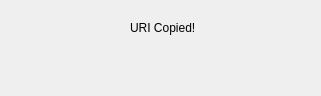
Qt form client/uri.ui (SimoneDutto/CollaborativeEditor) before a commit.
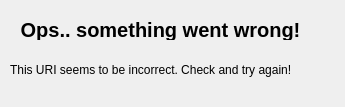
The same form after that commit.

What changed in the file:
```diff
--- a/client/uri.ui
+++ b/client/uri.ui
@@ -6,8 +6,8 @@
    <rect>
     <x>0</x>
     <y>0</y>
-    <width>321</width>
-    <height>96</height>
+    <width>345</width>
+    <height>107</height>
    </rect>
   </property>
   <property name="windowTitle">
@@ -16,27 +16,37 @@
   <widget class="QLabel" name="label">
    <property name="geometry">
     <rect>
-     <x>130</x>
+     <x>20</x>
      <y>20</y>
-     <width>81</width>
-     <height>16</height>
+     <width>281</width>
+     <height>20</height>
     </rect>
    </property>
+   <property name="font">
+    <font>
+     <pointsize>15</pointsize>
+     <weight>75</weight>
+     <bold>true</bold>
+    </font>
+   </property>
    <property name="text">
-    <string>URI Copied!</string>
+    <string>Ops.. something went wrong!</string>
+   </property>
+   <property name="alignment">
+    <set>Qt::AlignCenter</set>
    </property>
   </widget>
   <widget class="QLabel" name="label_2">
    <property name="geometry">
     <rect>
-     <x>70</x>
-     <y>50</y>
-     <width>201</width>
-     <height>16</height>
+     <x>10</x>
+     <y>60</y>
+     <width>321</width>
+     <height>20</height>
     </rect>
    </property>
    <property name="text">
-    <string/>
+    <string>This URI seems to be incorrect. Check and try again!</string>
    </property>
   </widget>
  </widget>
```
